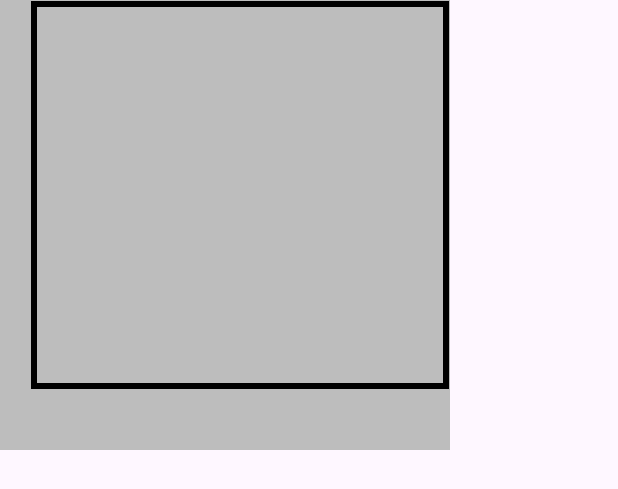
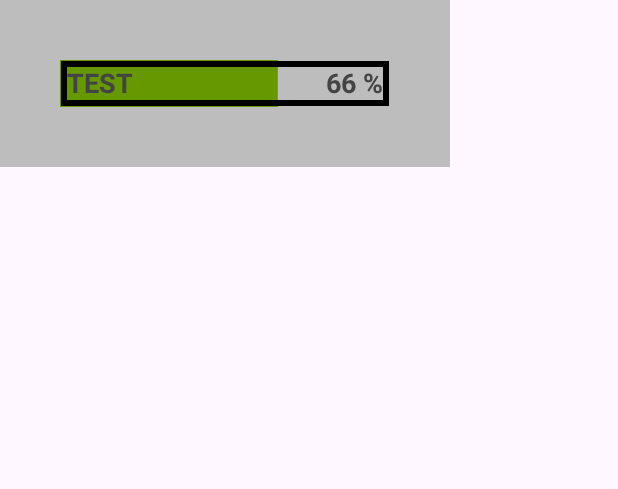
Before and after one commit to Spyke183/MyRecipesTinorua, an Android app: the layout sample_nutri_score_view.xml on its own in the app's theme, with its tools: preview values and no code run, on a phone screen of 412 x 824 dp. Shown: the top 489 px of the screen. Run offline under Robolectric (Android 15) with nearby library versions, the phone set to English and light mode, and no system bars.

Commit message:
Ended onDraw implementation

```diff
--- a/app/src/main/java/com/example/myrecipestinorua/NutriScoreView.kt
+++ b/app/src/main/java/com/example/myrecipestinorua/NutriScoreView.kt
@@ -4,6 +4,7 @@ import android.content.Context
 import android.graphics.Canvas
 import android.graphics.Color
 import android.graphics.Paint
+import android.graphics.Typeface
 import android.util.AttributeSet
 import android.view.View
 import androidx.core.content.withStyledAttributes
@@ -27,7 +28,10 @@ class NutriScoreView @JvmOverloads constructor(
     var scoreColor: Int = DEFAULT_SCORE_COLOR
 
     // created once, since onDraw() is called at each refresh
-    private val paint = Paint(Paint.ANTI_ALIAS_FLAG)
+    private val paint = Paint(Paint.ANTI_ALIAS_FLAG).apply {
+        textSize = context.resources.getDimension(R.dimen.nutri_score_view_label)
+        typeface = Typeface.create(null as String?, Typeface.BOLD)
+    }
     // stroke width of the frame
     private val so = 4f
     private val fontMetrics = paint.fontMetrics
@@ -66,6 +70,19 @@ class NutriScoreView @JvmOverloads constructor(
     override fun onDraw(canvas: Canvas) {
         super.onDraw(canvas)
 
+        val percent = if (scoreMax > 0) (scoreValue / scoreMax).coerceIn(0f, 1f) else 0f
+
+        // colored bar
+        paint.style = Paint.Style.FILL
+        paint.color = scoreColor
+        canvas.drawRect(
+            paddingLeft.toFloat(),
+            paddingTop.toFloat(),
+            paddingLeft + (width - paddingLeft - paddingRight) * percent,
+            height.toFloat() - paddingBottom,
+            paint
+        )
+
         // frame
         paint.style = Paint.Style.STROKE
         paint.strokeWidth = so * 1.5f
@@ -77,5 +94,14 @@ class NutriScoreView @JvmOverloads constructor(
             height - paddingBottom - so,
             paint
         )
+
+        // label on the left, percentage on the right
+        val textY = (paddingTop + height - paddingBottom + textHeight) * 0.5f
+        paint.style = Paint.Style.FILL
+        paint.color = Color.DKGRAY
+        paint.textAlign = Paint.Align.LEFT
+        canvas.drawText(" $scoreLabel", paddingLeft.toFloat(), textY, paint)
+        paint.textAlign = Paint.Align.RIGHT
+        canvas.drawText("${(100 * percent).toInt()} % ", width - paddingRight.toFloat(), textY, paint)
     }
 }
--- a/app/src/main/res/layout/sample_nutri_score_view.xml
+++ b/app/src/main/res/layout/sample_nutri_score_view.xml
@@ -6,12 +6,11 @@
     <com.example.myrecipestinorua.NutriScoreView
         style="@style/Widget.Theme.MyRecipesTinorua.NutriScoreView"
         android:layout_width="300dp"
-        android:layout_height="300dp"
-        android:paddingLeft="20dp"
-        android:paddingBottom="40dp"
-        app:scoreColor="@android:color/holo_green_light"
+        android:layout_height="wrap_content"
+        android:padding="40dp"
+        app:scoreColor="@android:color/holo_green_dark"
         app:scoreLabel="TEST"
         app:scoreMax="100"
-        app:scoreValue="75" />
+        app:scoreValue="66" />
 
 </FrameLayout>
--- a/app/src/main/res/values/dimens.xml
+++ b/app/src/main/res/values/dimens.xml
@@ -1,4 +1,5 @@
 <?xml version="1.0" encoding="utf-8"?>
 <resources>
     <dimen name="category_name_text">22sp</dimen>
+    <dimen name="nutri_score_view_label">18sp</dimen>
 </resources>
```
